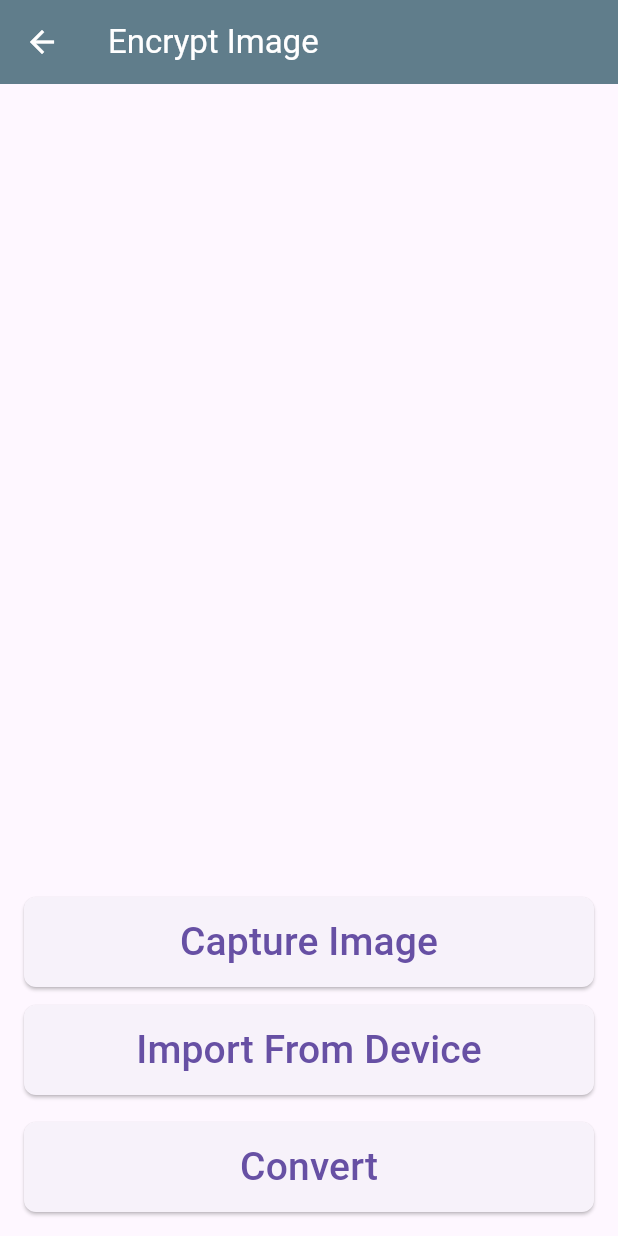
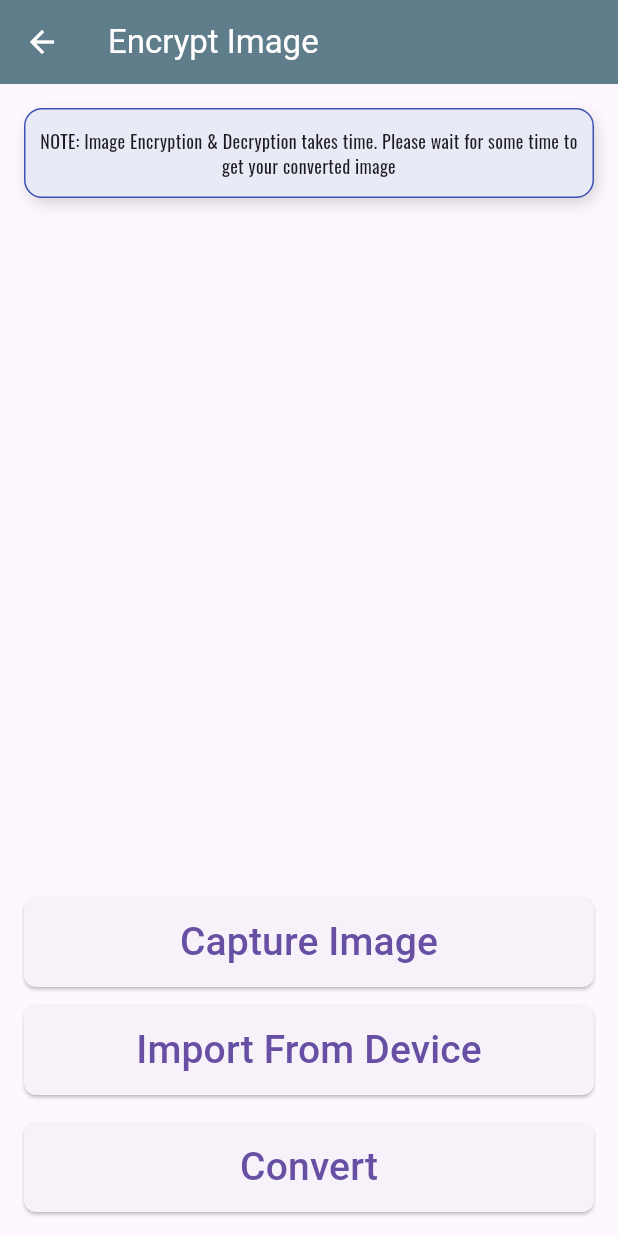
Before and after one commit to PulkitGahlot/CODECRAFT_CS_02, a Flutter app: the screen it shows after launch, after a tap on "Encrypt Image", on a phone screen of 412 x 824 dp. Run offline on Flutter 3.47's test engine with Material 3 defaults, Android fonts, the phone set to English and light mode, and no system bars; our stand-ins replace google_fonts, image_picker, share_plus.

Commit message:
Added warning message to Imgae Process Screen

```diff
--- a/lib/image_process_screen.dart
+++ b/lib/image_process_screen.dart
@@ -188,17 +188,38 @@ class _ImageProcessScreenState extends State<ImageProcessScreen> {
         padding: const EdgeInsets.all(16.0),
         child: Column(
           children: [
+            Container(alignment:
+              Alignment.center,
+              height: 60,
+              padding: EdgeInsets.all(9),
+              decoration: BoxDecoration(
+                            color: Colors.indigo.shade50,
+                            borderRadius: BorderRadius.circular(12),
+                            boxShadow: [
+                              BoxShadow(
+                                color: Colors.grey.withOpacity(0.4),
+                                blurRadius: 8,
+                                offset: Offset(2, 4),
+                              ),
+                            ],
+                            border: Border.all(color: Colors.indigo),
+                          ),
+                          child: Text("""NOTE: Image Encryption & Decryption takes time. Please wait for some time to get your converted image""",
+                            textAlign: TextAlign.center,
+                            style: GoogleFonts.oswald(fontSize: 12,),),
+
+            ),const SizedBox(height: 16,),
             if (_selectedImage != null)
               Column(
                 children: [
-                  Image.file(_selectedImage!, height: 200),
+                  Image.file(_selectedImage!, height: 160),
                   SizedBox(height: 16),
                 ],
               ),
             if (_outputImage != null)
               Column(
                 children: [
-                  Image.memory(_outputImage!, height: 200),
+                  Image.memory(_outputImage!, height: 160),
                   Row(
                     mainAxisAlignment: MainAxisAlignment.center,
                     children: [
--- a/lib/main.dart
+++ b/lib/main.dart
@@ -79,7 +79,7 @@ class HomeScreen extends StatelessWidget {
                           ),
                           child: Text("""Your Go to Cryptograpy tool Armed with Text as well as Image Encrypter and Decrypter!!""",
                             textAlign: TextAlign.center,
-                            style: GoogleFonts.dancingScript(fontSize: 25,),),
+                            style: GoogleFonts.oswald(fontSize: 25,),),
                         ),
                       ),],
                     ),
```
